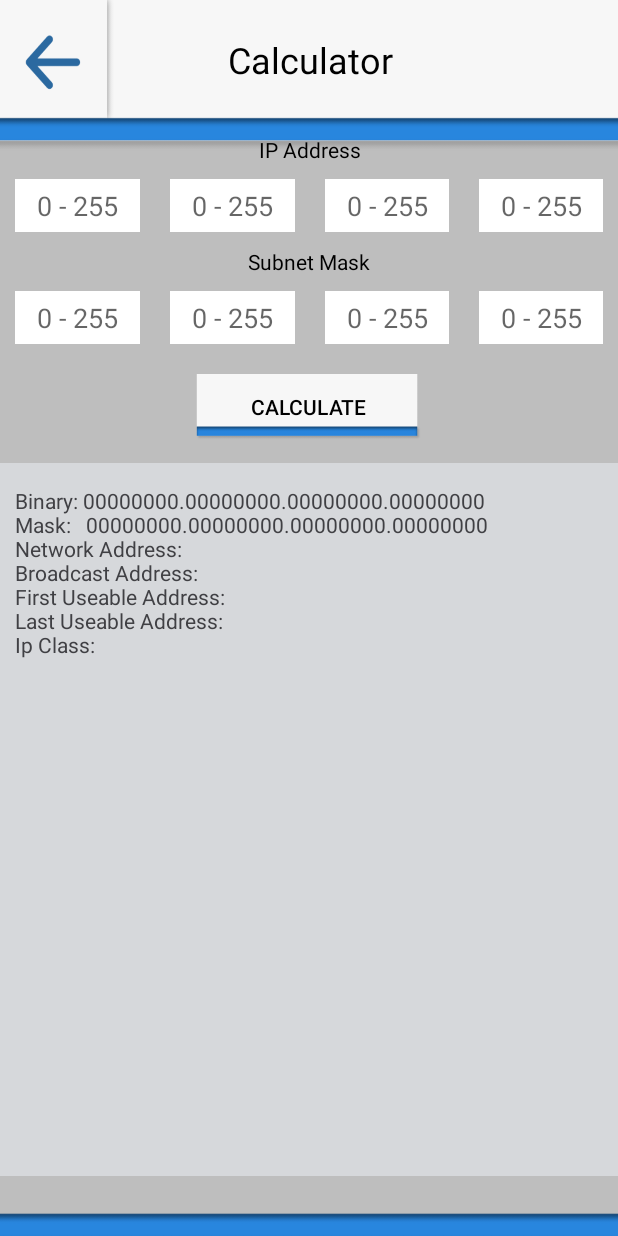
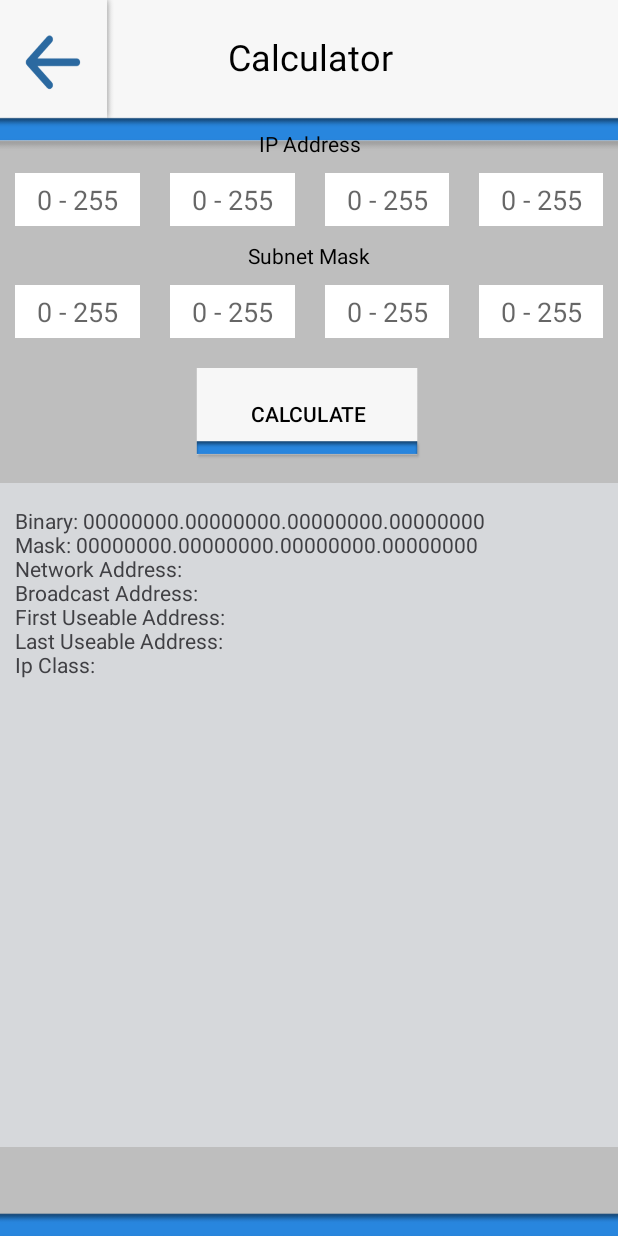
Before and after one commit to Brownie95/IP-Subnet-Calc, an Android app: the Calculator screen opened directly, with no data from a screen before it, after a tap on "CALCULATE", on a phone screen of 412 x 824 dp. Run offline under Robolectric (Android 15) with nearby library versions, the phone set to English and light mode, and no system bars; 8 statements that could not run were skipped.

Commit message:
Removed excess code in calculator

```diff
--- a/IPSubnetCalculator/app/src/main/java/abrown101476628/ipsubnetcalculator/Calculator.java
+++ b/IPSubnetCalculator/app/src/main/java/abrown101476628/ipsubnetcalculator/Calculator.java
@@ -107,27 +107,15 @@ public class Calculator extends AppCompatActivity {
         subnetValue2 = Integer.parseInt(subOctet2Data.getText().toString());
         subnetValue1 = Integer.parseInt(subOctet1Data.getText().toString());
 
-        binaryValue4 = Integer.toBinaryString(ipValue4);
-        binaryValue3 = Integer.toBinaryString(ipValue3);
-        binaryValue2 = Integer.toBinaryString(ipValue2);
-        binaryValue1 = Integer.toBinaryString(ipValue1);
-
-
         binaryValue4 = String.format("%8s", Integer.toBinaryString(ipValue4)).replace(" ", "0");
         binaryValue3 = String.format("%8s", Integer.toBinaryString(ipValue3)).replace(" ", "0");
         binaryValue2 = String.format("%8s", Integer.toBinaryString(ipValue2)).replace(" ", "0");
         binaryValue1 = String.format("%8s", Integer.toBinaryString(ipValue1)).replace(" ", "0");
 
-
         oct4Result = ipValue4 & subnetValue4;
         oct3Result = ipValue3 & subnetValue3;
         oct2Result = ipValue2 & subnetValue2;
         oct1Result = ipValue1 & subnetValue1;
-
-        binaryOct4Result = Integer.toBinaryString(oct4Result);
-        binaryOct3Result = Integer.toBinaryString(oct3Result);
-        binaryOct2Result = Integer.toBinaryString(oct2Result);
-        binaryOct1Result = Integer.toBinaryString(oct1Result);
 
         binaryOct4Result = String.format("%8s", Integer.toBinaryString(oct4Result)).replace(" ", "0");
         binaryOct3Result = String.format("%8s", Integer.toBinaryString(oct3Result)).replace(" ", "0");
@@ -135,7 +123,7 @@ public class Calculator extends AppCompatActivity {
         binaryOct1Result = String.format("%8s", Integer.toBinaryString(oct1Result)).replace(" ", "0");
 
         outputResult.setText("Binary: " + binaryValue4 + "." + binaryValue3  + "." + binaryValue2  + "." + binaryValue1 + "\n"
-                + "Mask:   " + binaryOct4Result + "." + binaryOct3Result + "." + binaryOct2Result + "." + binaryOct1Result + "\n"
+                + "Mask: " + binaryOct4Result + "." + binaryOct3Result + "." + binaryOct2Result + "." + binaryOct1Result + "\n"
         + "Network Address: " + "\n" + "Broadcast Address: " + "\n" +  "First Useable Address: "
                         + "\n" + "Last Useable Address: " + "\n" + "Ip Class: "
                  );
--- a/IPSubnetCalculator/app/src/main/res/layout/calculator.xml
+++ b/IPSubnetCalculator/app/src/main/res/layout/calculator.xml
@@ -187,7 +187,7 @@
     <Button
         android:id="@+id/btnCalculate"
         android:layout_width="150dp"
-        android:layout_height="5dp"
+        android:layout_height="35dp"
         android:layout_marginTop="10dp"
         android:layout_weight="0.09"
         android:background="?attr/buttonBackground"
@@ -199,13 +199,13 @@
     <TextView
         android:id="@+id/outputTextView"
         android:layout_width="match_parent"
-        android:layout_height="wrap_content"
+        android:layout_height="242dp"
         android:layout_marginTop="15dp"
-        android:layout_weight="0.79"
         android:background="?attr/outputFieldColor"
         android:paddingLeft="10dp"
         android:paddingTop="15dp"
         android:textAlignment="textStart"
-        android:textColor="?attr/secondaryTextColor" />
+        android:textColor="?attr/secondaryTextColor"
+        android:layout_weight="0.68" />
 
 </LinearLayout>
```
